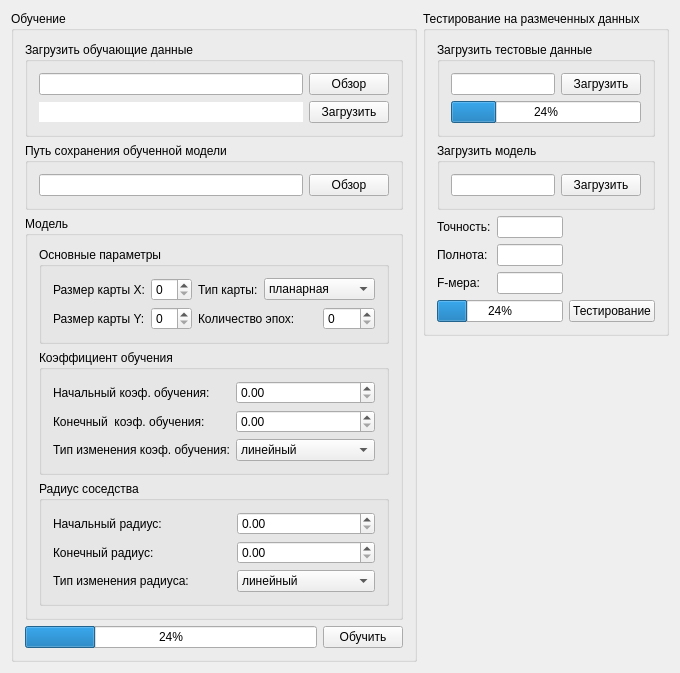
First picture: the form in mainwindow.ui, repository julinserg/npmpgm, before the edit.
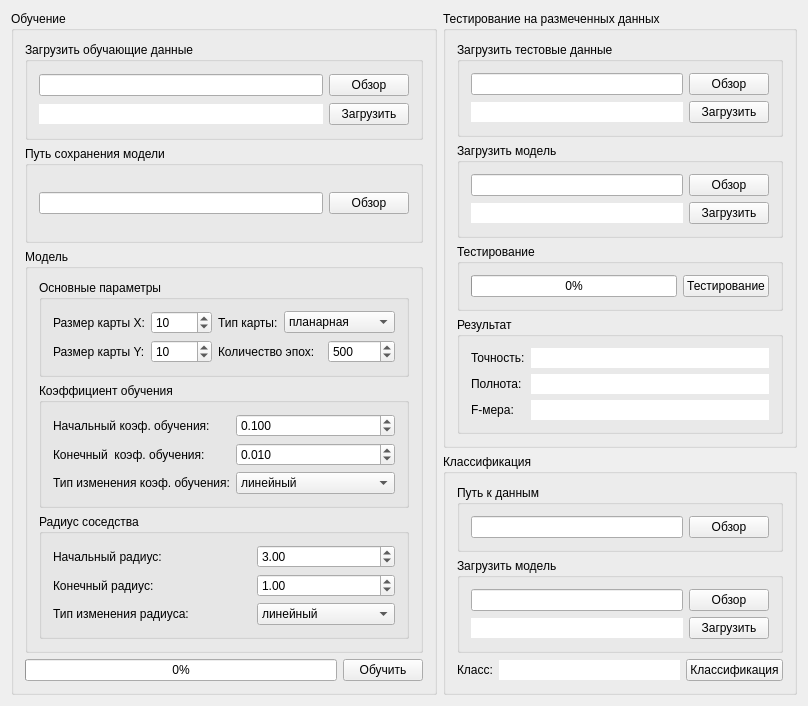
Second picture: the form after the edit.

Commit message: + доделал связь интерфейса с моделью для оубчения и тетсирвоания модели + сделал отдельный модуль (поток) для классификации все готово для внедрения

```diff
--- a/mainwindow.ui
+++ b/mainwindow.ui
@@ -6,15 +6,15 @@
    <rect>
     <x>0</x>
     <y>0</y>
-    <width>670</width>
-    <height>585</height>
+    <width>808</width>
+    <height>615</height>
    </rect>
   </property>
   <property name="windowTitle">
    <string>NPM-PGM</string>
   </property>
   <widget class="QWidget" name="centralWidget">
-   <layout class="QGridLayout" name="gridLayout_11">
+   <layout class="QGridLayout" name="gridLayout_16">
     <item row="0" column="0" rowspan="2">
      <widget class="QGroupBox" name="groupBox">
       <property name="title">
@@ -41,7 +41,14 @@
               </widget>
              </item>
              <item row="0" column="1">
-              <widget class="QSpinBox" name="spinBox"/>
+              <widget class="QSpinBox" name="spb_nSOM_X">
+               <property name="maximum">
+                <number>10000</number>
+               </property>
+               <property name="value">
+                <number>10</number>
+               </property>
+              </widget>
              </item>
              <item row="0" column="2">
               <widget class="QLabel" name="label_3">
@@ -72,7 +79,14 @@
               </widget>
              </item>
              <item row="1" column="1">
-              <widget class="QSpinBox" name="spinBox_2"/>
+              <widget class="QSpinBox" name="spb_nSOM_Y">
+               <property name="maximum">
+                <number>10000</number>
+               </property>
+               <property name="value">
+                <number>10</number>
+               </property>
+              </widget>
              </item>
              <item row="1" column="2" colspan="2">
               <widget class="QLabel" name="label_7">
@@ -82,7 +96,17 @@
               </widget>
              </item>
              <item row="1" column="4">
-              <widget class="QSpinBox" name="spinBox_3"/>
+              <widget class="QSpinBox" name="spb_numEpoch">
+               <property name="maximum">
+                <number>1000000000</number>
+               </property>
+               <property name="singleStep">
+                <number>10</number>
+               </property>
+               <property name="value">
+                <number>500</number>
+               </property>
+              </widget>
              </item>
             </layout>
            </widget>
@@ -101,7 +125,20 @@
               </widget>
              </item>
              <item row="0" column="1">
-              <widget class="QDoubleSpinBox" name="doubleSpinBox_3"/>
+              <widget class="QDoubleSpinBox" name="spb_bScale">
+               <property name="decimals">
+                <number>3</number>
+               </property>
+               <property name="maximum">
+                <double>1.000000000000000</double>
+               </property>
+               <property name="singleStep">
+                <double>0.010000000000000</double>
+               </property>
+               <property name="value">
+                <double>0.100000000000000</double>
+               </property>
+              </widget>
              </item>
              <item row="1" column="0">
               <widget class="QLabel" name="label_9">
@@ -111,7 +148,20 @@
               </widget>
              </item>
              <item row="1" column="1">
-              <widget class="QDoubleSpinBox" name="doubleSpinBox_4"/>
+              <widget class="QDoubleSpinBox" name="spb_eScale">
+               <property name="decimals">
+                <number>3</number>
+               </property>
+               <property name="maximum">
+                <double>1.000000000000000</double>
+               </property>
+               <property name="singleStep">
+                <double>0.010000000000000</double>
+               </property>
+               <property name="value">
+                <double>0.010000000000000</double>
+               </property>
+              </widget>
              </item>
              <item row="2" column="0">
               <widget class="QLabel" name="label_10">
@@ -179,10 +229,24 @@
               </widget>
              </item>
              <item row="0" column="2">
-              <widget class="QDoubleSpinBox" name="doubleSpinBox"/>
+              <widget class="QDoubleSpinBox" name="spb_bRadius">
+               <property name="maximum">
+                <double>10000.000000000000000</double>
+               </property>
+               <property name="value">
+                <double>3.000000000000000</double>
+               </property>
+              </widget>
              </item>
              <item row="1" column="2">
-              <widget class="QDoubleSpinBox" name="doubleSpinBox_2"/>
+              <widget class="QDoubleSpinBox" name="spb_eRadius">
+               <property name="maximum">
+                <double>10000.000000000000000</double>
+               </property>
+               <property name="value">
+                <double>1.000000000000000</double>
+               </property>
+              </widget>
              </item>
             </layout>
            </widget>
@@ -193,7 +257,7 @@
        <item row="3" column="0">
         <widget class="QProgressBar" name="progressBar_2">
          <property name="value">
-          <number>24</number>
+          <number>0</number>
          </property>
         </widget>
        </item>
@@ -240,7 +304,7 @@
        <item row="1" column="0" colspan="2">
         <widget class="QGroupBox" name="groupBox_8">
          <property name="title">
-          <string>Путь сохранения обученной модели</string>
+          <string>Путь сохранения модели</string>
          </property>
          <layout class="QGridLayout" name="gridLayout_6">
           <item row="0" column="1">
@@ -264,8 +328,8 @@
       <property name="title">
        <string>Тестирование на размеченных данных</string>
       </property>
-      <layout class="QGridLayout" name="gridLayout_10">
-       <item row="0" column="0" colspan="3">
+      <layout class="QGridLayout" name="gridLayout_12">
+       <item row="0" column="0">
         <widget class="QGroupBox" name="groupBox_9">
          <property name="title">
           <string>Загрузить тестовые данные</string>
@@ -275,23 +339,113 @@
            <widget class="QLineEdit" name="lineEdit_3"/>
           </item>
           <item row="0" column="1">
+           <widget class="QPushButton" name="pbSetTestData">
+            <property name="text">
+             <string>Обзор</string>
+            </property>
+           </widget>
+          </item>
+          <item row="1" column="0">
+           <widget class="QLineEdit" name="leStatusTestData">
+            <property name="frame">
+             <bool>false</bool>
+            </property>
+           </widget>
+          </item>
+          <item row="1" column="1">
            <widget class="QPushButton" name="pbLoadTestData">
             <property name="text">
              <string>Загрузить</string>
             </property>
            </widget>
           </item>
-          <item row="1" column="0" colspan="2">
-           <widget class="QProgressBar" name="progressBar_3">
+         </layout>
+        </widget>
+       </item>
+       <item row="2" column="0">
+        <widget class="QGroupBox" name="groupBox_11">
+         <property name="title">
+          <string>Тестирование</string>
+         </property>
+         <layout class="QGridLayout" name="gridLayout_11">
+          <item row="0" column="0">
+           <widget class="QProgressBar" name="prbar_Test">
             <property name="value">
-             <number>24</number>
+             <number>0</number>
             </property>
            </widget>
           </item>
+          <item row="0" column="1">
+           <widget class="QPushButton" name="pbTest">
+            <property name="text">
+             <string>Тестирование</string>
+            </property>
+           </widget>
+          </item>
          </layout>
         </widget>
        </item>
-       <item row="1" column="0" colspan="3">
+       <item row="3" column="0">
+        <widget class="QGroupBox" name="groupBox_12">
+         <property name="title">
+          <string>Результат</string>
+         </property>
+         <layout class="QGridLayout" name="gridLayout_10">
+          <item row="0" column="0">
+           <widget class="QLabel" name="label_11">
+            <property name="text">
+             <string>Точность:</string>
+            </property>
+           </widget>
+          </item>
+          <item row="0" column="1">
+           <widget class="QLineEdit" name="le_Result_Precision">
+            <property name="frame">
+             <bool>false</bool>
+            </property>
+            <property name="readOnly">
+             <bool>true</bool>
+            </property>
+           </widget>
+          </item>
+          <item row="1" column="0">
+           <widget class="QLabel" name="label_12">
+            <property name="text">
+             <string>Полнота:</string>
+            </property>
+           </widget>
+          </item>
+          <item row="1" column="1">
+           <widget class="QLineEdit" name="le_Result_Recall">
+            <property name="frame">
+             <bool>false</bool>
+            </property>
+            <property name="readOnly">
+             <bool>true</bool>
+            </property>
+           </widget>
+          </item>
+          <item row="2" column="0">
+           <widget class="QLabel" name="label_13">
+            <property name="text">
+             <string>F-мера:</string>
+            </property>
+           </widget>
+          </item>
+          <item row="2" column="1">
+           <widget class="QLineEdit" name="le_Result_Fmeasure">
+            <property name="frame">
+             <bool>false</bool>
+            </property>
+            <property name="readOnly">
+             <bool>true</bool>
+            </property>
+           </widget>
+          </item>
+         </layout>
+        </widget>
+       </item>
+       <item row="1" column="0">
         <widget class="QGroupBox" name="groupBox_10">
          <property name="title">
           <string>Загрузить модель</string>
@@ -301,7 +455,21 @@
            <widget class="QLineEdit" name="lineEdit_4"/>
           </item>
           <item row="0" column="1">
-           <widget class="QPushButton" name="m_pbLoadModel">
+           <widget class="QPushButton" name="pbSetTestModel">
+            <property name="text">
+             <string>Обзор</string>
+            </property>
+           </widget>
+          </item>
+          <item row="1" column="0">
+           <widget class="QLineEdit" name="leStatusTestModel">
+            <property name="frame">
+             <bool>false</bool>
+            </property>
+           </widget>
+          </item>
+          <item row="1" column="1">
+           <widget class="QPushButton" name="pbLoadTestModel">
             <property name="text">
              <string>Загрузить</string>
             </property>
@@ -310,65 +478,93 @@
          </layout>
         </widget>
        </item>
-       <item row="2" column="0">
-        <widget class="QLabel" name="label_11">
-         <property name="text">
-          <string>Точность:</string>
-         </property>
-        </widget>
-       </item>
-       <item row="2" column="1">
-        <widget class="QLineEdit" name="lineEdit_5"/>
-       </item>
-       <item row="3" column="0">
-        <widget class="QLabel" name="label_12">
-         <property name="text">
-          <string>Полнота:</string>
-         </property>
-        </widget>
-       </item>
-       <item row="3" column="1">
-        <widget class="QLineEdit" name="lineEdit_6"/>
-       </item>
-       <item row="4" column="0">
-        <widget class="QLabel" name="label_13">
-         <property name="text">
-          <string>F-мера:</string>
-         </property>
-        </widget>
-       </item>
-       <item row="4" column="1">
-        <widget class="QLineEdit" name="lineEdit_7"/>
-       </item>
-       <item row="5" column="0" colspan="2">
-        <widget class="QProgressBar" name="progressBar_5">
-         <property name="value">
-          <number>24</number>
-         </property>
-        </widget>
-       </item>
-       <item row="5" column="2">
-        <widget class="QPushButton" name="pbTest">
-         <property name="text">
-          <string>Тестирование</string>
-         </property>
-        </widget>
-       </item>
       </layout>
      </widget>
     </item>
     <item row="1" column="1">
-     <spacer name="verticalSpacer">
-      <property name="orientation">
-       <enum>Qt::Vertical</enum>
+     <widget class="QGroupBox" name="groupBox_13">
+      <property name="title">
+       <string>Классификация</string>
       </property>
-      <property name="sizeHint" stdset="0">
-       <size>
-        <width>20</width>
-        <height>273</height>
-       </size>
-      </property>
-     </spacer>
+      <layout class="QGridLayout" name="gridLayout_15">
+       <item row="0" column="0" colspan="3">
+        <widget class="QGroupBox" name="groupBox_15">
+         <property name="title">
+          <string>Путь к данным</string>
+         </property>
+         <layout class="QGridLayout" name="gridLayout_14">
+          <item row="0" column="0">
+           <widget class="QLineEdit" name="leLoadClassifyData"/>
+          </item>
+          <item row="0" column="1">
+           <widget class="QPushButton" name="pbSetClassifyData">
+            <property name="text">
+             <string>Обзор</string>
+            </property>
+           </widget>
+          </item>
+         </layout>
+        </widget>
+       </item>
+       <item row="1" column="0" colspan="3">
+        <widget class="QGroupBox" name="groupBox_14">
+         <property name="title">
+          <string>Загрузить модель</string>
+         </property>
+         <layout class="QGridLayout" name="gridLayout_13">
+          <item row="0" column="0">
+           <widget class="QLineEdit" name="leLoadClassifyModel"/>
+          </item>
+          <item row="0" column="1">
+           <widget class="QPushButton" name="pbSetClassifyModel">
+            <property name="text">
+             <string>Обзор</string>
+            </property>
+           </widget>
+          </item>
+          <item row="1" column="0">
+           <widget class="QLineEdit" name="leStatusClassifyModel">
+            <property name="frame">
+             <bool>false</bool>
+            </property>
+           </widget>
+          </item>
+          <item row="1" column="1">
+           <widget class="QPushButton" name="pbLoadClassifyModel">
+            <property name="text">
+             <string>Загрузить</string>
+            </property>
+           </widget>
+          </item>
+         </layout>
+        </widget>
+       </item>
+       <item row="2" column="0">
+        <widget class="QLabel" name="label_14">
+         <property name="text">
+          <string>Класс:</string>
+         </property>
+        </widget>
+       </item>
+       <item row="2" column="1">
+        <widget class="QLineEdit" name="le_Result_Class">
+         <property name="frame">
+          <bool>false</bool>
+         </property>
+         <property name="readOnly">
+          <bool>true</bool>
+         </property>
+        </widget>
+       </item>
+       <item row="2" column="2">
+        <widget class="QPushButton" name="pbClassify">
+         <property name="text">
+          <string>Классификация</string>
+         </property>
+        </widget>
+       </item>
+      </layout>
+     </widget>
     </item>
    </layout>
   </widget>
```
Left out of the diff: 12 changed lines with no effect on the pictures. The commit also changes 7 other files.
